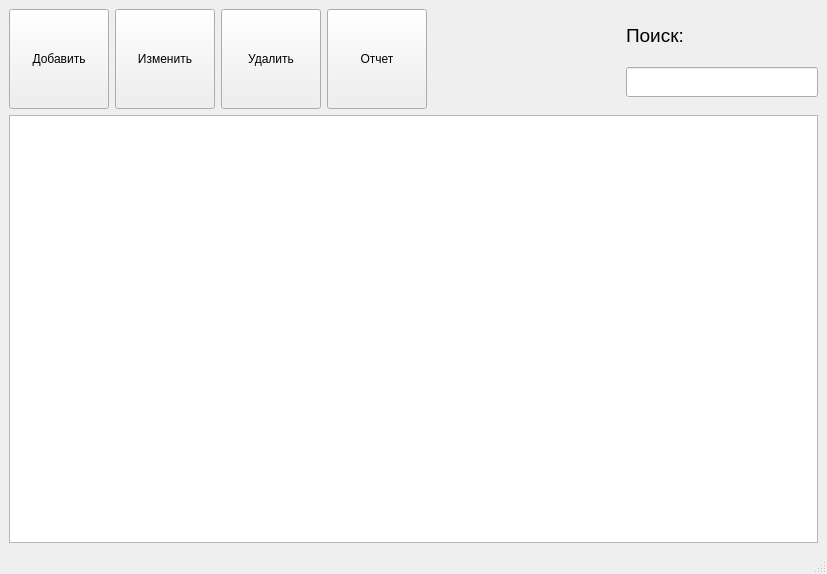
Above: System/mainwindow.ui from kamicute2/control_system before the change. Below: the same form after it.
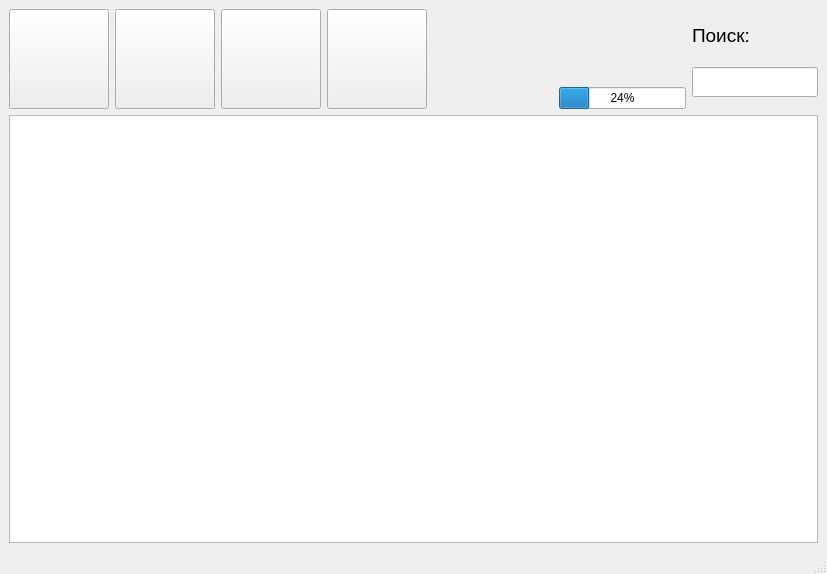
That is the form after the change. Icons and pictures are not drawn.

The edit to the form file:
```diff
--- a/System/mainwindow.ui
+++ b/System/mainwindow.ui
@@ -46,8 +46,20 @@
           <height>0</height>
          </size>
         </property>
+        <property name="styleSheet">
+         <string notr="true"/>
+        </property>
         <property name="text">
-         <string>Добавить</string>
+         <string/>
+        </property>
+        <property name="icon">
+         <iconset theme=":images/add.png"/>
+        </property>
+        <property name="shortcut">
+         <string>Return</string>
+        </property>
+        <property name="autoExclusive">
+         <bool>false</bool>
         </property>
        </widget>
       </item>
@@ -81,7 +93,13 @@
          </size>
         </property>
         <property name="text">
-         <string>Изменить</string>
+         <string/>
+        </property>
+        <property name="icon">
+         <iconset theme=":images/edit.png"/>
+        </property>
+        <property name="shortcut">
+         <string>\</string>
         </property>
        </widget>
       </item>
@@ -115,7 +133,13 @@
          </size>
         </property>
         <property name="text">
-         <string>Удалить</string>
+         <string/>
+        </property>
+        <property name="icon">
+         <iconset theme=":images/delete.png"/>
+        </property>
+        <property name="shortcut">
+         <string>Backspace</string>
         </property>
        </widget>
       </item>
@@ -149,7 +173,10 @@
          </size>
         </property>
         <property name="text">
-         <string>Отчет</string>
+         <string/>
+        </property>
+        <property name="icon">
+         <iconset theme=":images/report.png"/>
         </property>
        </widget>
       </item>
@@ -166,6 +193,24 @@
         </property>
        </spacer>
       </item>
+      <item>
+       <layout class="QVBoxLayout" name="verticalLayout_3">
+        <item>
+         <widget class="QLabel" name="label_2">
+          <property name="text">
+           <string/>
+          </property>
+         </widget>
+        </item>
+        <item>
+         <widget class="QProgressBar" name="progressBar">
+          <property name="value">
+           <number>24</number>
+          </property>
+         </widget>
+        </item>
+       </layout>
+      </item>
       <item>
        <layout class="QVBoxLayout" name="verticalLayout_2">
         <item>
```
Left out of the diff: 2 changed lines with no effect on the pictures.
